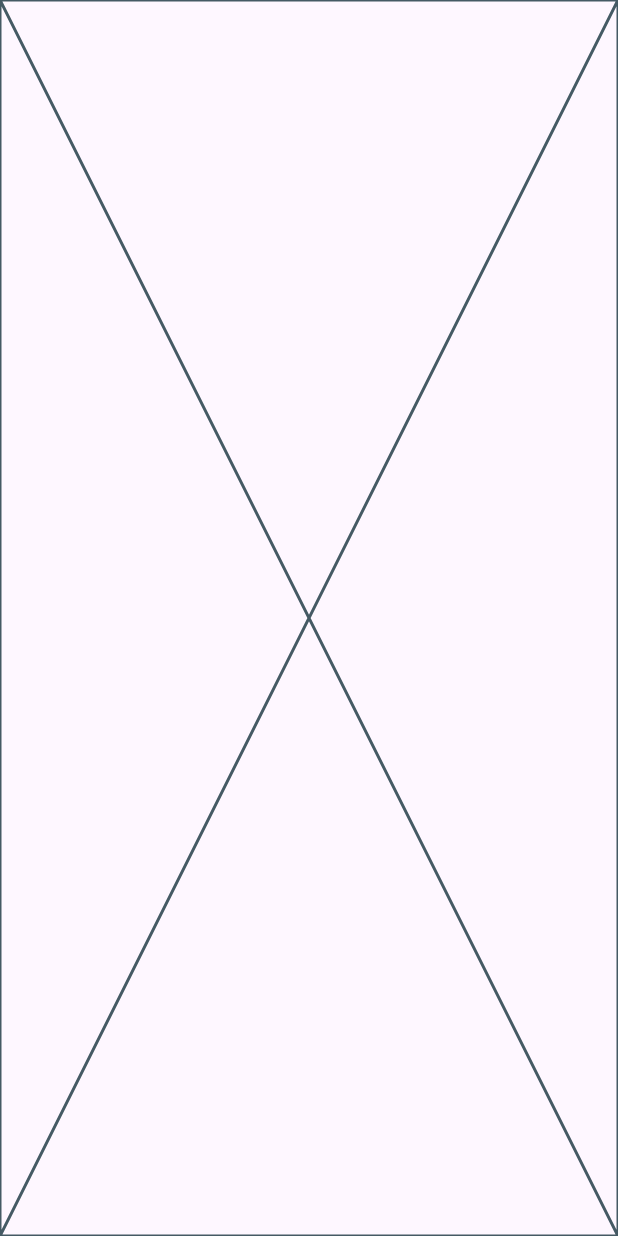
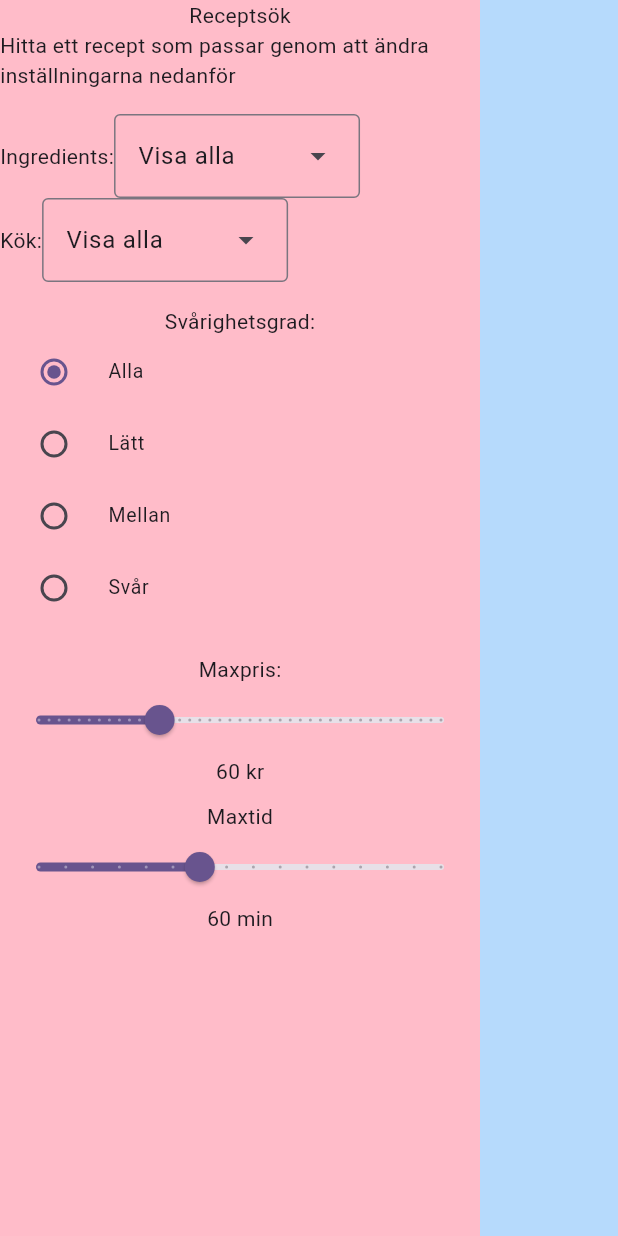
Before and after one commit to kankodakoda/GUI_recept, a Flutter app: the screen it shows after launch, on a phone screen of 412 x 824 dp. Run offline on Flutter 3.47's test engine with Material 3 defaults, Android fonts, the phone set to English and light mode, and no system bars.

Commit message:
Finish step 4

```diff
--- /dev/null
+++ b/lib/difficulty_control.dart
@@ -0,0 +1,33 @@
+import 'package:flutter/material.dart';
+import 'package:lab2/util/difficulty.dart';
+
+class DifficultyControl extends StatefulWidget {
+  const DifficultyControl({super.key});
+
+  @override
+  State<DifficultyControl> createState() => _DifficultyControlState();
+}
+
+class _DifficultyControlState extends State<DifficultyControl> {
+  String _difficulty = Difficulty.labels[0];
+
+  @override
+  Widget build(BuildContext context) {
+    return Column(
+      children: [
+        for (final label in Difficulty.labels)
+          RadioListTile<String>(
+            dense: true,
+            title: Text(label),
+            value: label,
+            groupValue: _difficulty,
+            onChanged: (value) {
+              setState(() {
+                _difficulty = value!;
+              });
+            },
+          ),
+      ],
+    );
+  }
+}
--- /dev/null
+++ b/lib/ingredient_control.dart
@@ -0,0 +1,23 @@
+import 'package:flutter/material.dart';
+import 'package:lab2/util/main_ingredient.dart';
+
+class IngredientControl extends StatelessWidget {
+  const IngredientControl({super.key});
+
+  @override
+  Widget build(BuildContext context) {
+    const labels = MainIngredient.labels;
+
+    return DropdownMenu<String>(
+      width: 164,
+      enableFilter: false, // Disables filtering (prevents typing)
+      requestFocusOnTap: false, // Prevents keyboard from opening
+      initialSelection: labels[0], // Starts with the first element selected
+      dropdownMenuEntries: [
+        for (int i = 0; i < labels.length; i++)
+          DropdownMenuEntry(value: labels[i], label: labels[i]),
+      ],
+      onSelected: (value) {},
+    );
+  }
+}
--- /dev/null
+++ b/lib/kitchen_control.dart
@@ -0,0 +1,24 @@
+import 'package:flutter/material.dart';
+import 'package:lab2/util/cuisine.dart';
+import 'package:lab2/util/main_ingredient.dart';
+
+class KitchenControl extends StatelessWidget {
+  const KitchenControl({super.key});
+
+  @override
+  Widget build(BuildContext context) {
+    const labels = Cuisine.labels;
+
+    return DropdownMenu<String>(
+      width: 164,
+      enableFilter: false, // Disables filtering (prevents typing)
+      requestFocusOnTap: false, // Prevents keyboard from opening
+      initialSelection: labels[0], // Starts with the first element selected
+      dropdownMenuEntries: [
+        for (int i = 0; i < labels.length; i++)
+          DropdownMenuEntry(value: labels[i], label: labels[i]),
+      ],
+      onSelected: (value) {},
+    );
+  }
+}
--- a/lib/pages/main_view.dart
+++ b/lib/pages/main_view.dart
@@ -1,10 +1,47 @@
 import 'package:flutter/material.dart';
+import 'package:lab2/difficulty_control.dart';
+import 'package:lab2/ingredient_control.dart';
+import 'package:lab2/kitchen_control.dart';
+import 'package:lab2/price_control.dart';
+import 'package:lab2/time_control.dart';
 
 class MainView extends StatelessWidget {
   const MainView({super.key});
 
   @override
   Widget build(BuildContext context) {
-    return Scaffold(body: Placeholder());
+    return Scaffold(
+      body: Row(children: [_controlPanel(context), _recipeArea(context)]),
+    );
+  }
+
+  Widget _controlPanel(context, {double width = 320}) {
+    return Container(
+      width: width,
+      color: const Color.fromARGB(255, 255, 188, 201),
+      child: Column(
+        children: [
+          Text("Receptsök"),
+          Text(
+            "Hitta ett recept som passar genom att ändra inställningarna nedanför",
+          ),
+          SizedBox(height: 16),
+          Row(children: [Text("Ingredients:"), IngredientControl()]),
+          Row(children: [Text("Kök:"), KitchenControl()]),
+          SizedBox(height: 16),
+          Column(children: [Text("Svårighetsgrad:"), DifficultyControl()]),
+          SizedBox(height: 20),
+          Column(children: [Text("Maxpris:"), PriceControl()]),
+          SizedBox(height: 10),
+          Column(children: [Text("Maxtid"), TimeControl()]),
+        ],
+      ),
+    );
+  }
+
+  Widget _recipeArea(context) {
+    return Expanded(
+      child: Container(color: const Color.fromARGB(255, 182, 218, 252)),
+    );
   }
 }
--- /dev/null
+++ b/lib/price_control.dart
@@ -0,0 +1,31 @@
+import 'package:flutter/material.dart';
+
+class PriceControl extends StatefulWidget {
+  const PriceControl({super.key});
+
+  @override
+  State<PriceControl> createState() => _PriceControlState();
+}
+
+class _PriceControlState extends State<PriceControl> {
+  double _price = 60;
+
+  @override
+  Widget build(BuildContext context) {
+    return Column(
+      children: [
+        Slider(
+          value: _price,
+          divisions: 40,
+          max: 200,
+          onChanged: (double value) {
+            setState(() {
+              _price = value;
+            });
+          },
+        ),
+        Text("${_price.round()} kr"),
+      ],
+    );
+  }
+}
--- /dev/null
+++ b/lib/time_control.dart
@@ -0,0 +1,31 @@
+import 'package:flutter/material.dart';
+
+class TimeControl extends StatefulWidget {
+  const TimeControl({super.key});
+
+  @override
+  State<TimeControl> createState() => _TimeControlState();
+}
+
+class _TimeControlState extends State<TimeControl> {
+  double _time = 60;
+
+  @override
+  Widget build(BuildContext context) {
+    return Column(
+      children: [
+        Slider(
+          value: _time,
+          divisions: 15,
+          max: 150,
+          onChanged: (double value) {
+            setState(() {
+              _time = value;
+            });
+          },
+        ),
+        Text("${_time.round()} min"),
+      ],
+    );
+  }
+}
```
